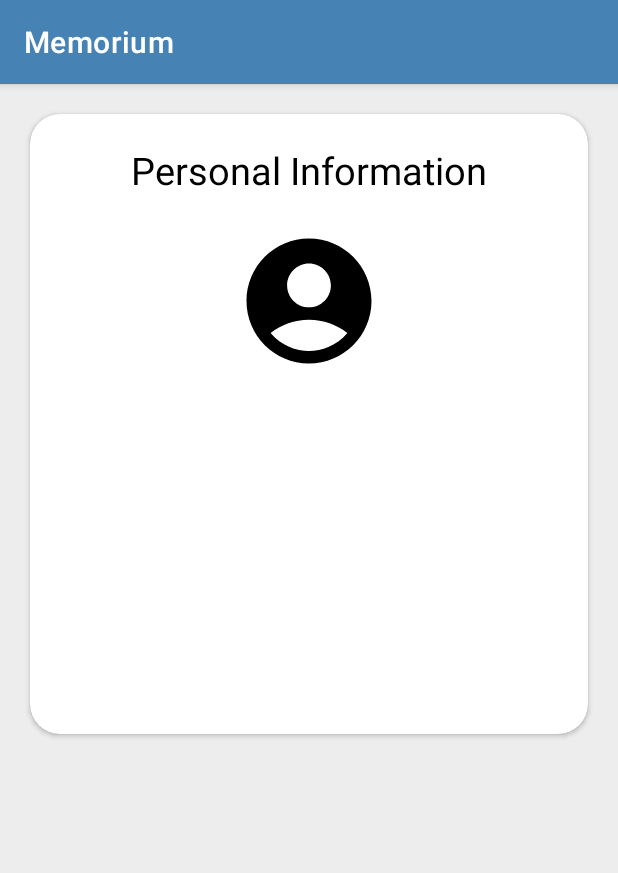
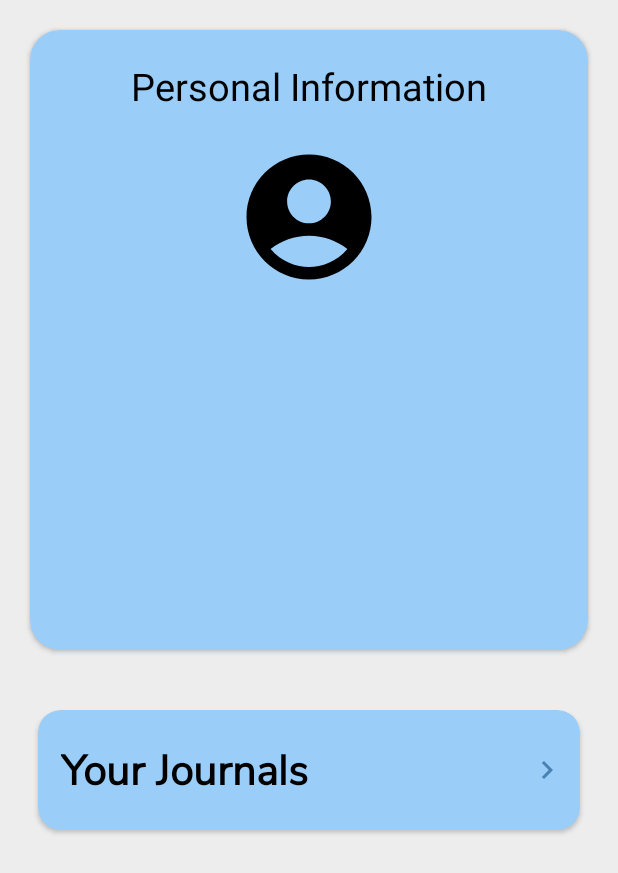
Before and after one commit to ACMDreamTeam/Memorium-android, an Android app: the RecollectActivity screen opened directly, with no data from a screen before it, on a phone screen of 412 x 824 dp. Shown: the top 873 px of the screen. Run offline under Robolectric (Android 15) with nearby library versions, the phone set to English and light mode, and no system bars; our stand-ins replace CircleImageView, Firebase (no records; nobody signed in at launch, a user with empty details on screens opened directly).

```diff
--- a/app/build.gradle
+++ b/app/build.gradle
@@ -39,6 +39,7 @@ dependencies {
     implementation 'com.google.android.material:material:1.7.0'
     implementation 'androidx.constraintlayout:constraintlayout:2.1.4'
     implementation 'com.google.firebase:firebase-firestore:24.4.1'
+    implementation 'com.android.car.ui:car-ui-lib:2.0.0'
     testImplementation 'junit:junit:4.13.2'
     androidTestImplementation 'androidx.test.ext:junit:1.1.4'
     androidTestImplementation 'androidx.test.espresso:espresso-core:3.5.0'
--- a/app/src/main/java/com/acmdreamteam/memorium/Adapter/JournalAdapter.java
+++ b/app/src/main/java/com/acmdreamteam/memorium/Adapter/JournalAdapter.java
@@ -80,6 +80,7 @@ public class JournalAdapter extends RecyclerView.Adapter<JournalAdapter.ViewHold
     public static class ViewHolder extends RecyclerView.ViewHolder {
 
 
+        TextView title = itemView.findViewById(R.id.title);
         TextView date = itemView.findViewById(R.id.date);
         TextView description = itemView.findViewById(R.id.description);
 
--- a/app/src/main/java/com/acmdreamteam/memorium/RecollectActivity.java
+++ b/app/src/main/java/com/acmdreamteam/memorium/RecollectActivity.java
@@ -3,12 +3,17 @@ package com.acmdreamteam.memorium;
 import androidx.annotation.NonNull;
 import androidx.annotation.Nullable;
 import androidx.appcompat.app.AppCompatActivity;
+import androidx.cardview.widget.CardView;
 import androidx.recyclerview.widget.LinearLayoutManager;
 import androidx.recyclerview.widget.RecyclerView;
 
 import android.annotation.SuppressLint;
 import android.app.ProgressDialog;
+import android.content.Intent;
 import android.os.Bundle;
+import android.util.Log;
+import android.view.MotionEvent;
+import android.view.View;
 import android.widget.TextView;
 
 import com.acmdreamteam.memorium.Adapter.JournalAdapter;
@@ -33,23 +38,27 @@ public class RecollectActivity extends AppCompatActivity {
 
     TextView name,age,marsta,sibsta;
 
-    RecyclerView recyclerView;
+    //RecyclerView recyclerView;
 
 
     private ArrayList<Journal> mJournal;
 
     private JournalAdapter journalAdapter;
 
+    CardView journal_card;
+
     FirebaseFirestore firestore;
 
     FirebaseUser firebaseUser;
 
+    @SuppressLint("ClickableViewAccessibility")
     @Override
     protected void onCreate(Bundle savedInstanceState) {
         super.onCreate(savedInstanceState);
         setContentView(R.layout.activity_recollect);
 
 
+        journal_card = findViewById(R.id.journal_card);
 
 
         name = findViewById(R.id.name);
@@ -57,8 +66,8 @@ public class RecollectActivity extends AppCompatActivity {
         marsta = findViewById(R.id.marsta);
         sibsta = findViewById(R.id.sibsta);
 
-        recyclerView = findViewById(R.id.recyclerview);
-        recyclerView.setLayoutManager(new LinearLayoutManager(this));
+        //recyclerView = findViewById(R.id.recyclerview);
+        //recyclerView.setLayoutManager(new LinearLayoutManager(this));
 
         firestore = FirebaseFirestore.getInstance();
 
@@ -92,6 +101,29 @@ public class RecollectActivity extends AppCompatActivity {
 
         EventChangeListener();
 
+        journal_card.setOnTouchListener(new View.OnTouchListener() {
+            @SuppressLint("ClickableViewAccessibility")
+            @Override
+            public boolean onTouch(View v, MotionEvent event) {
+                if(event.getAction() == MotionEvent.ACTION_DOWN)  {
+                    journal_card.setCardBackgroundColor(getResources().getColor(R.color.primary));
+
+                }else {
+                    journal_card.setCardBackgroundColor(getResources().getColor(R.color.secondary));
+
+                }
+                return false;
+            }
+        });
+
+        journal_card.setOnClickListener(v -> {
+            Intent intent = new Intent(RecollectActivity.this, JournalViewActivity.class);
+
+            startActivity(intent);
+
+
+        });
+
 
 
     }
@@ -111,7 +143,7 @@ public class RecollectActivity extends AppCompatActivity {
                             }
 
                             journalAdapter = new JournalAdapter(getApplicationContext(),firebaseUser,mJournal);
-                            recyclerView.setAdapter(journalAdapter);
+                            //recyclerView.setAdapter(journalAdapter);
                             journalAdapter.notifyDataSetChanged();
                         }
                     }
--- a/app/src/main/java/com/acmdreamteam/memorium/StartActivity.java
+++ b/app/src/main/java/com/acmdreamteam/memorium/StartActivity.java
@@ -40,7 +40,9 @@ public class StartActivity extends AppCompatActivity {
         firebaseUser = FirebaseAuth.getInstance().getCurrentUser();
 
         if(firebaseUser != null){
-            startActivity(new Intent(StartActivity.this,MainActivity.class));
+            Intent intent = new Intent(StartActivity.this, MainActivity.class);
+            startActivity(intent);
+            finish();
 
         }
     }
--- a/app/src/main/res/layout/activity_recollect.xml
+++ b/app/src/main/res/layout/activity_recollect.xml
@@ -9,12 +9,17 @@
 
 
 
+
+
+
     <androidx.cardview.widget.CardView
         android:id="@+id/personal_card"
         android:layout_width="match_parent"
         android:layout_marginHorizontal="20dp"
         android:layout_marginTop="20dp"
         app:cardCornerRadius="20dp"
+
+        app:cardBackgroundColor="@color/secondary"
         android:layout_height="wrap_content">
         <RelativeLayout
             android:layout_width="match_parent"
@@ -86,8 +91,51 @@
         </RelativeLayout>
     </androidx.cardview.widget.CardView>
 
+    <androidx.cardview.widget.CardView
+        android:id="@+id/journal_card"
+        android:layout_width="match_parent"
+        android:maxWidth="200dp"
+        android:layout_height="80dp"
+        android:layout_marginHorizontal="25dp"
+        android:elevation="25dp"
+        android:layout_below="@+id/personal_card"
+        app:cardBackgroundColor="@color/secondary"
+        app:cardCornerRadius="15dp"
+        android:layout_marginTop="40dp"
+        >
+
+        <RelativeLayout
+            android:layout_width="match_parent"
+            android:layout_height="match_parent">
+
+            <TextView
+                android:layout_width="wrap_content"
+                android:layout_height="wrap_content"
+                android:layout_centerVertical="true"
+
+                android:fontFamily="@font/nunito_sans"
+                android:paddingStart="15dp"
+                android:text="Your Journals"
+                android:textColor="@color/black"
+                android:textSize="28dp"
+                android:textStyle="bold" />
+
+            <ImageView
+                android:layout_width="wrap_content"
+                android:layout_height="wrap_content"
+                android:layout_centerVertical="true"
+                android:paddingEnd="10dp"
+                android:src="@drawable/ic_baseline_keyboard_arrow_right_24"
+                android:layout_alignParentRight="true"/>
 
 
+        </RelativeLayout>
+    </androidx.cardview.widget.CardView>
+
+
+
+
+    <!--
 
 
 
@@ -98,6 +146,7 @@
         android:layout_marginTop="20dp"
         android:layout_marginHorizontal="15dp"
         android:layout_height="wrap_content"/>
+        -->
 
 
 </RelativeLayout>
--- a/app/src/main/res/values/colors.xml
+++ b/app/src/main/res/values/colors.xml
@@ -10,4 +10,5 @@
 
 
     <color name="primary">#4682B4</color>
+    <color name="secondary">#9ACDF7</color>
 </resources>
--- a/app/src/main/res/values/themes.xml
+++ b/app/src/main/res/values/themes.xml
@@ -1,6 +1,6 @@
 <resources xmlns:tools="http://schemas.android.com/tools">
     <!-- Base application theme. -->
-    <style name="Theme.Memorium" parent="Theme.MaterialComponents.Light.DarkActionBar">
+    <style name="Theme.Memorium" parent="Theme.MaterialComponents.Light.NoActionBar">
         <!-- Primary brand color. -->
         <item name="colorPrimary">#4682B4</item>
         <item name="colorPrimaryVariant">#4682B4</item>
@@ -13,4 +13,33 @@
         <item name="android:statusBarColor">?attr/colorPrimaryVariant</item>
         <!-- Customize your theme here. -->
     </style>
+
+    <style name="Theme.Memorium.Launcher" parent="Theme.MaterialComponents.Light.NoActionBar">
+        <!-- Primary brand color. -->
+        <item name="colorPrimary">#4682B4</item>
+        <item name="colorPrimaryVariant">#4682B4</item>
+        <item name="colorOnPrimary">@color/white</item>
+        <!-- Secondary brand color. -->
+        <item name="colorSecondary">@color/teal_200</item>
+        <item name="colorSecondaryVariant">@color/teal_700</item>
+        <item name="colorOnSecondary">@color/black</item>
+        <!-- Status bar color. -->
+        <item name="android:statusBarColor">?attr/colorPrimaryVariant</item>
+        <!-- Customize your theme here. -->
+    </style>
+
+    <style name="Theme.Memorium.Journal" parent="Theme.MaterialComponents.Light.NoActionBar">
+        <!-- Primary brand color. -->
+        <item name="colorPrimary">#4682B4</item>
+        <item name="colorPrimaryVariant">#4682B4</item>
+        <item name="colorOnPrimary">@color/white</item>
+        <!-- Secondary brand color. -->
+        <item name="colorSecondary">@color/teal_200</item>
+        <item name="colorSecondaryVariant">@color/teal_700</item>
+        <item name="colorOnSecondary">@color/black</item>
+        <!-- Status bar color. -->
+        <item name="android:statusBarColor">?attr/colorPrimaryVariant</item>
+        <!-- Customize your theme here. -->
+    </style>
+
 </resources>
```
Also changed, not shown: app/src/main/AndroidManifest.xml (+25 -2 lines), app/src/main/java/com/acmdreamteam/memorium/JournalViewActivity.java (added, +78 -0 lines), app/src/main/java/com/acmdreamteam/memorium/SplashActivity.java (added, +14 -0 lines), app/src/main/java/com/acmdreamteam/memorium/ToolbarActivity.java (added, +14 -0 lines), app/src/main/res/drawable/search_view.xml (added, +8 -0 lines), app/src/main/res/layout/activity_add.xml (+4 -4 lines), app/src/main/res/layout/activity_journal_view.xml (added, +37 -0 lines), app/src/main/res/layout/activity_main.xml (+24 -3 lines), app/src/main/res/layout/activity_splash.xml (added, +9 -0 lines), app/src/main/res/layout/activity_toolbar.xml (added, +26 -0 lines), app/src/main/res/layout/journel_item.xml (+29 -9 lines), app/src/main/res/font/nunito_sans.ttf (added).
